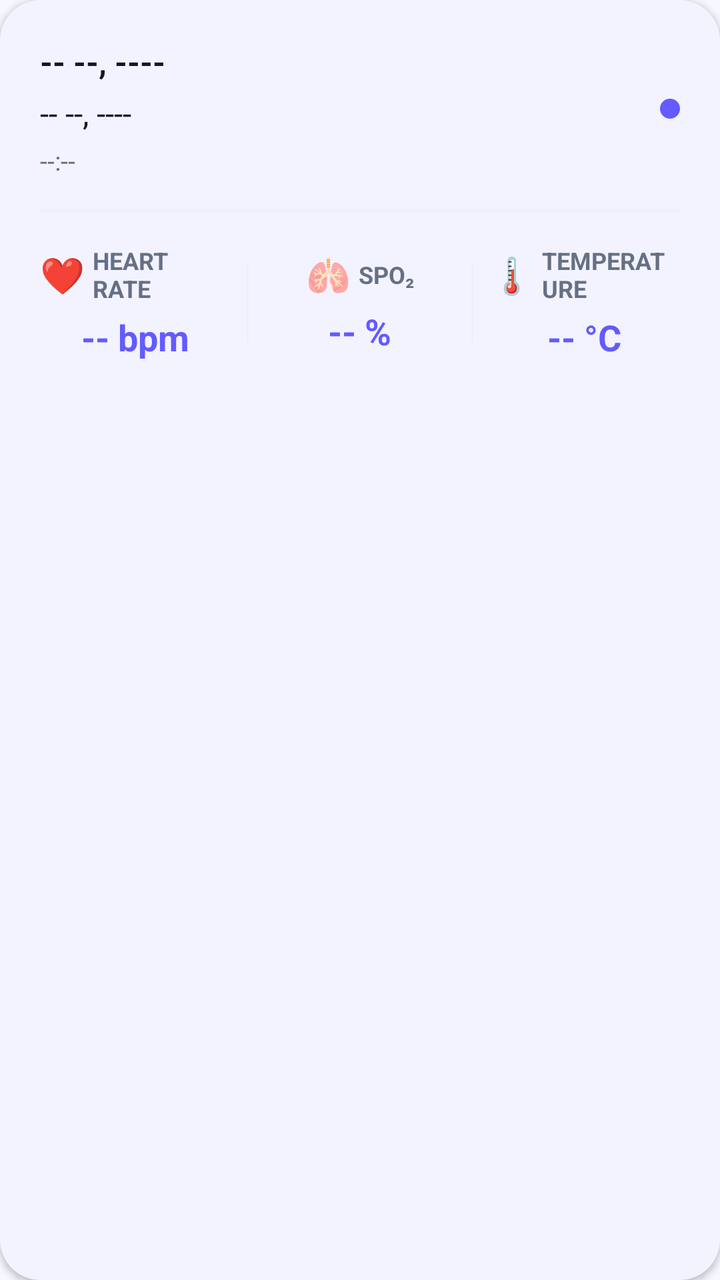
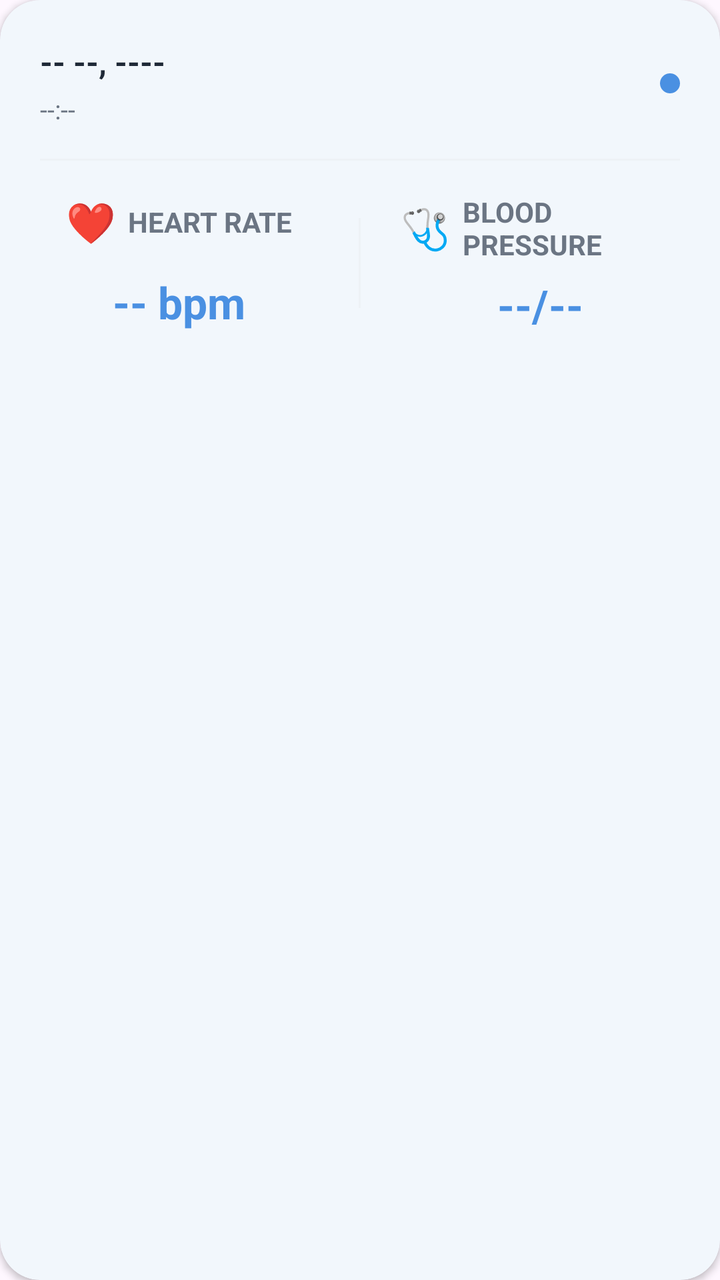

Two renders of the same Android screen: before a commit and after it. Below are the layout's source before the change and the commit's diff.
<!-- AndroidManifest.xml: application theme Theme.SmartFitBLE -->
<!-- res/layout/item_history_card.xml -->
<?xml version="1.0" encoding="utf-8"?>
<com.google.android.material.card.MaterialCardView
    xmlns:android="http://schemas.android.com/apk/res/android"
    xmlns:app="http://schemas.android.com/apk/res-auto"
    android:layout_width="match_parent"
    android:layout_height="wrap_content"
    android:layout_marginHorizontal="4dp"
    android:layout_marginTop="10dp"
    android:layout_marginBottom="4dp"
    app:cardCornerRadius="20dp"
    app:cardElevation="2dp"
    app:strokeWidth="0dp"
    app:cardBackgroundColor="@color/smartfit_card"
    android:foreground="?attr/selectableItemBackground"
    android:clickable="true"
    android:focusable="true">

    <LinearLayout
        android:orientation="vertical"
        android:padding="20dp"
        android:layout_width="match_parent"
        android:layout_height="wrap_content">


        <LinearLayout
            android:layout_width="match_parent"
            android:layout_height="wrap_content"
            android:orientation="horizontal"
            android:gravity="center_vertical"
            android:layout_marginBottom="16dp">

            <LinearLayout
                android:layout_width="0dp"
                android:layout_height="wrap_content"
                android:layout_weight="1"
                android:orientation="vertical">

                <TextView
                    android:id="@+id/tvPatient"
                    android:layout_width="wrap_content"
                    android:layout_height="wrap_content"
                    android:text="@string/double_dash"
                    android:textColor="@color/smartfit_text_primary"
                    android:textSize="16sp"
                    android:textStyle="bold" />

                <TextView
                    android:id="@+id/tvDate"
                    android:layout_width="wrap_content"
                    android:layout_height="wrap_content"
                    android:text="@string/double_dash"
                    android:textColor="@color/smartfit_text_primary"
                    android:textSize="16sp"
                    android:textStyle="normal"
                    android:layout_marginTop="4dp" />

                <TextView
                    android:id="@+id/tvTime"
                    android:layout_width="wrap_content"
                    android:layout_height="wrap_content"
                    android:layout_marginTop="4dp"
                    android:text="@string/dashing_dash"
                    android:textColor="@color/smartfit_text_secondary"
                    android:textSize="13sp" />
            </LinearLayout>

            
            <View
                android:layout_width="10dp"
                android:layout_height="10dp"
                android:background="@drawable/bg_status_indicator" />
        </LinearLayout>

        
        <View
            android:layout_width="match_parent"
            android:layout_height="1dp"
            android:background="@color/smartfit_divider"
            android:alpha="0.3"
            android:layout_marginBottom="16dp" />

        
        <LinearLayout
            android:layout_width="match_parent"
            android:layout_height="wrap_content"
            android:orientation="horizontal"
            android:gravity="center"
            android:weightSum="3">

            
            <LinearLayout
                android:layout_width="0dp"
                android:layout_height="wrap_content"
                android:layout_weight="1"
                android:gravity="center"
                android:orientation="vertical">

                <LinearLayout
                    android:orientation="horizontal"
                    android:gravity="center"
                    android:layout_width="wrap_content"
                    android:layout_height="wrap_content">

                    <TextView
                        android:layout_width="wrap_content"
                        android:layout_height="wrap_content"
                        android:text="@string/heart_icon"
                        android:textSize="18sp"
                        android:layout_marginEnd="4dp" />

                    <TextView
                        android:layout_width="wrap_content"
                        android:layout_height="wrap_content"
                        android:text="@string/heart_rate"
                        android:textColor="@color/smartfit_text_secondary"
                        android:textSize="12sp"
                        android:textStyle="bold"
                        android:textAllCaps="true" />
                </LinearLayout>

                <TextView
                    android:id="@+id/tvHR"
                    android:layout_width="wrap_content"
                    android:layout_height="wrap_content"
                    android:text="@string/bpm_dash"
                    android:textSize="18sp"
                    android:textStyle="bold"
                    android:textColor="@color/smartfit_primary"
                    android:layout_marginTop="4dp" />

            </LinearLayout>

            <View
                android:layout_width="1dp"
                android:layout_height="40dp"
                android:background="@color/smartfit_divider"
                android:alpha="0.3"
                android:layout_marginHorizontal="8dp" />

            
            <LinearLayout
                android:layout_width="0dp"
                android:layout_height="wrap_content"
                android:layout_weight="1"
                android:gravity="center"
                android:orientation="vertical">

                <LinearLayout
                    android:orientation="horizontal"
                    android:gravity="center"
                    android:layout_width="wrap_content"
                    android:layout_height="wrap_content">

                    <TextView
                        android:layout_width="wrap_content"
                        android:layout_height="wrap_content"
                        android:text="@string/spo2_icon"
                        android:textSize="18sp"
                        android:layout_marginEnd="4dp" />

                    <TextView
                        android:layout_width="wrap_content"
                        android:layout_height="wrap_content"
                        android:text="@string/spo2"
                        android:textColor="@color/smartfit_text_secondary"
                        android:textSize="12sp"
                        android:textStyle="bold"
                        android:textAllCaps="true" />
                </LinearLayout>

                <TextView
                    android:id="@+id/tvSpo2"
                    android:layout_width="wrap_content"
                    android:layout_height="wrap_content"
                    android:text="@string/spo2_placeholder"
                    android:textSize="18sp"
                    android:textStyle="bold"
                    android:textColor="@color/smartfit_primary"
                    android:layout_marginTop="4dp" />
            </LinearLayout>

            <View
                android:layout_width="1dp"
                android:layout_height="40dp"
                android:background="@color/smartfit_divider"
                android:alpha="0.3"
                android:layout_marginHorizontal="8dp" />

            
            <LinearLayout
                android:layout_width="0dp"
                android:layout_height="wrap_content"
                android:layout_weight="1"
                android:gravity="center"
                android:orientation="vertical">

                <LinearLayout
                    android:orientation="horizontal"
                    android:gravity="center"
                    android:layout_width="wrap_content"
                    android:layout_height="wrap_content">

                    <TextView
                        android:layout_width="wrap_content"
                        android:layout_height="wrap_content"
                        android:text="@string/temperature_icon"
                        android:textSize="18sp"
                        android:layout_marginEnd="4dp" />

                    <TextView
                        android:layout_width="wrap_content"
                        android:layout_height="wrap_content"
                        android:text="@string/temperature"
                        android:textColor="@color/smartfit_text_secondary"
                        android:textSize="12sp"
                        android:textStyle="bold"
                        android:textAllCaps="true" />
                </LinearLayout>

                <TextView
                    android:id="@+id/tvTemperature"
                    android:layout_width="wrap_content"
                    android:layout_height="wrap_content"
                    android:text="@string/temperature_placeholder"
                    android:textSize="18sp"
                    android:textStyle="bold"
                    android:textColor="@color/smartfit_primary"
                    android:layout_marginTop="4dp" />
            </LinearLayout>

        </LinearLayout>

    </LinearLayout>

</com.google.android.material.card.MaterialCardView>
<!-- resources referenced by this layout -->
<resources>
  <color name="smartfit_card">#FFFFFF</color>
  <color name="smartfit_divider">#E5E7EB</color>
  <color name="smartfit_primary">#635BFF</color>
  <color name="smartfit_text_primary">#101828</color>
  <color name="smartfit_text_secondary">#667085</color>
  <!-- drawable bg_status_indicator (drawable) -->
  <?xml version="1.0" encoding="utf-8"?>
  <shape xmlns:android="http://schemas.android.com/apk/res/android"
      android:shape="oval">
      <solid android:color="@color/smartfit_primary" />
      <size
          android:width="8dp"
          android:height="8dp" />
  </shape>
  <string name="bpm_dash">-- bpm</string>
  <string name="dashing_dash">--:--</string>
  <string name="double_dash">-- --, ----</string>
  <string name="heart_icon">❤</string>
  <string name="heart_rate">Heart rate</string>
  <string name="spo2">SpO₂</string>
  <string name="spo2_icon">🫁</string>
  <string name="spo2_placeholder">-- %</string>
  <string name="temperature">Temperature</string>
  <string name="temperature_icon">🌡</string>
  <string name="temperature_placeholder">-- °C</string>
  <style name="Theme.SmartFitBLE" parent="Theme.Material3.DayNight.NoActionBar">
          <item name="android:statusBarColor">@android:color/transparent</item>
          <item name="android:windowLightStatusBar">true</item>
          <item name="colorPrimary">@color/smartfit_primary</item>
          <item name="colorPrimaryContainer">@color/smartfit_card</item>
          <item name="colorSecondary">@color/smartfit_primary</item>
          <item name="colorSecondaryContainer">@color/smartfit_gradient_start</item>
          <item name="colorSurface">@color/smartfit_card</item>
          <item name="android:colorBackground">@color/smartfit_background</item>
          <item name="android:navigationBarColor">@color/smartfit_card</item>
  
          <item name="colorControlActivated">#1A3B82F6</item>
          <item name="colorControlNormal">@color/smartfit_text_secondary</item>
  
          
          <item name="textInputStyle">@style/Widget.Material3.TextInputLayout.OutlinedBox</item>
          <item name="editTextStyle">@style/Widget.Material3.TextInputEditText.OutlinedBox</item>
          <item name="materialThemeOverlay">@style/ThemeOverlay.Material3</item>
      </style>
  <color name="smartfit_gradient_start">#635BFF</color>
  <color name="smartfit_background">#F6F7FF</color>
</resources>

<!-- the commit's change to res/layout/item_history_card.xml (unified diff, before → after) -->
@@ -36,23 +36,13 @@
                 android:orientation="vertical">
 
                 <TextView
-                    android:id="@+id/tvPatient"
+                    android:id="@+id/tvDate"
                     android:layout_width="wrap_content"
                     android:layout_height="wrap_content"
                     android:text="@string/double_dash"
                     android:textColor="@color/smartfit_text_primary"
                     android:textSize="16sp"
                     android:textStyle="bold" />
-
-                <TextView
-                    android:id="@+id/tvDate"
-                    android:layout_width="wrap_content"
-                    android:layout_height="wrap_content"
-                    android:text="@string/double_dash"
-                    android:textColor="@color/smartfit_text_primary"
-                    android:textSize="16sp"
-                    android:textStyle="normal"
-                    android:layout_marginTop="4dp" />
 
                 <TextView
                     android:id="@+id/tvTime"
@@ -85,7 +75,7 @@
             android:layout_height="wrap_content"
             android:orientation="horizontal"
             android:gravity="center"
-            android:weightSum="3">
+            android:weightSum="2">
 
             
             <LinearLayout
@@ -95,6 +85,7 @@
                 android:gravity="center"
                 android:orientation="vertical">
 
+                
                 <LinearLayout
                     android:orientation="horizontal"
                     android:gravity="center"
@@ -105,37 +96,41 @@
                         android:layout_width="wrap_content"
                         android:layout_height="wrap_content"
                         android:text="@string/heart_icon"
-                        android:textSize="18sp"
-                        android:layout_marginEnd="4dp" />
+                        android:textSize="20sp"
+                        android:layout_marginEnd="6dp" />
 
                     <TextView
                         android:layout_width="wrap_content"
                         android:layout_height="wrap_content"
                         android:text="@string/heart_rate"
                         android:textColor="@color/smartfit_text_secondary"
-                        android:textSize="12sp"
+                        android:textSize="14sp"
                         android:textStyle="bold"
                         android:textAllCaps="true" />
                 </LinearLayout>
 
+
+                
                 <TextView
                     android:id="@+id/tvHR"
                     android:layout_width="wrap_content"
                     android:layout_height="wrap_content"
                     android:text="@string/bpm_dash"
-                    android:textSize="18sp"
+                    android:textSize="22sp"
                     android:textStyle="bold"
                     android:textColor="@color/smartfit_primary"
-                    android:layout_marginTop="4dp" />
+                    android:layout_marginTop="6dp"
+                    android:paddingTop="6dp" />
 
             </LinearLayout>
 
+            
             <View
                 android:layout_width="1dp"
-                android:layout_height="40dp"
+                android:layout_height="45dp"
                 android:background="@color/smartfit_divider"
                 android:alpha="0.3"
-                android:layout_marginHorizontal="8dp" />
+                android:layout_marginHorizontal="20dp" />
 
             
             <LinearLayout
@@ -145,6 +140,7 @@
                 android:gravity="center"
                 android:orientation="vertical">
 
+                
                 <LinearLayout
                     android:orientation="horizontal"
                     android:gravity="center"
@@ -154,78 +150,30 @@
                     <TextView
                         android:layout_width="wrap_content"
                         android:layout_height="wrap_content"
-                        android:text="@string/spo2_icon"
-                        android:textSize="18sp"
-                        android:layout_marginEnd="4dp" />
+                        android:text="@string/bp_dash"
+                        android:textSize="20sp"
+                        android:layout_marginEnd="6dp" />
 
                     <TextView
                         android:layout_width="wrap_content"
                         android:layout_height="wrap_content"
-                        android:text="@string/spo2"
+                        android:text="@string/blood_pressure"
                         android:textColor="@color/smartfit_text_secondary"
-                        android:textSize="12sp"
+                        android:textSize="14sp"
                         android:textStyle="bold"
                         android:textAllCaps="true" />
                 </LinearLayout>
 
+                
                 <TextView
-                    android:id="@+id/tvSpo2"
+                    android:id="@+id/tvBP"
                     android:layout_width="wrap_content"
                     android:layout_height="wrap_content"
-                    android:text="@string/spo2_placeholder"
-                    android:textSize="18sp"
+                    android:text="@string/dash_dash"
+                    android:textSize="22sp"
                     android:textStyle="bold"
                     android:textColor="@color/smartfit_primary"
-                    android:layout_marginTop="4dp" />
-            </LinearLayout>
-
-            <View
-                android:layout_width="1dp"
-                android:layout_height="40dp"
-                android:background="@color/smartfit_divider"
-                android:alpha="0.3"
-                android:layout_marginHorizontal="8dp" />
-
-            
-            <LinearLayout
-                android:layout_width="0dp"
-                android:layout_height="wrap_content"
-                android:layout_weight="1"
-                android:gravity="center"
-                android:orientation="vertical">
-
-                <LinearLayout
-                    android:orientation="horizontal"
-                    android:gravity="center"
-                    android:layout_width="wrap_content"
-                    android:layout_height="wrap_content">
-
-                    <TextView
-                        android:layout_width="wrap_content"
-                        android:layout_height="wrap_content"
-                        android:text="@string/temperature_icon"
-                        android:textSize="18sp"
-                        android:layout_marginEnd="4dp" />
-
-                    <TextView
-                        android:layout_width="wrap_content"
-                        android:layout_height="wrap_content"
-                        android:text="@string/temperature"
-                        android:textColor="@color/smartfit_text_secondary"
-                        android:textSize="12sp"
-                        android:textStyle="bold"
-                        android:textAllCaps="true" />
-                </LinearLayout>
-
-                <TextView
-                    android:id="@+id/tvTemperature"
-                    android:layout_width="wrap_content"
-                    android:layout_height="wrap_content"
-                    android:text="@string/temperature_placeholder"
-                    android:textSize="18sp"
-                    android:textStyle="bold"
-                    android:textColor="@color/smartfit_primary"
-                    android:layout_marginTop="4dp" />
+                    android:layout_marginTop="6dp" />
             </LinearLayout>
 
         </LinearLayout>
<!-- resource entries referenced after the edit -->
@@ -2,9 +2,9 @@
 <resources>
   <color name="smartfit_card">#FFFFFF</color>
   <color name="smartfit_divider">#E5E7EB</color>
-  <color name="smartfit_primary">#635BFF</color>
-  <color name="smartfit_text_primary">#101828</color>
-  <color name="smartfit_text_secondary">#667085</color>
+  <color name="smartfit_primary">#4A90E2</color>
+  <color name="smartfit_text_primary">#1F2937</color>
+  <color name="smartfit_text_secondary">#6B7583</color>
   <!-- drawable bg_status_indicator (drawable) -->
   <?xml version="1.0" encoding="utf-8"?>
   <shape xmlns:android="http://schemas.android.com/apk/res/android"
@@ -14,17 +14,14 @@
           android:width="8dp"
           android:height="8dp" />
   </shape>
+  <string name="blood_pressure">Blood pressure</string>
+  <string name="bp_dash">🩺</string>
   <string name="bpm_dash">-- bpm</string>
+  <string name="dash_dash">--/--</string>
   <string name="dashing_dash">--:--</string>
   <string name="double_dash">-- --, ----</string>
   <string name="heart_icon">❤</string>
   <string name="heart_rate">Heart rate</string>
-  <string name="spo2">SpO₂</string>
-  <string name="spo2_icon">🫁</string>
-  <string name="spo2_placeholder">-- %</string>
-  <string name="temperature">Temperature</string>
-  <string name="temperature_icon">🌡</string>
-  <string name="temperature_placeholder">-- °C</string>
   <style name="Theme.SmartFitBLE" parent="Theme.Material3.DayNight.NoActionBar">
           <item name="android:statusBarColor">@android:color/transparent</item>
           <item name="android:windowLightStatusBar">true</item>
@@ -33,7 +30,6 @@
           <item name="colorSecondary">@color/smartfit_primary</item>
           <item name="colorSecondaryContainer">@color/smartfit_gradient_start</item>
           <item name="colorSurface">@color/smartfit_card</item>
-          <item name="android:colorBackground">@color/smartfit_background</item>
           <item name="android:navigationBarColor">@color/smartfit_card</item>
   
           <item name="colorControlActivated">#1A3B82F6</item>
@@ -44,7 +40,6 @@
           <item name="editTextStyle">@style/Widget.Material3.TextInputEditText.OutlinedBox</item>
           <item name="materialThemeOverlay">@style/ThemeOverlay.Material3</item>
       </style>
-  <color name="smartfit_gradient_start">#635BFF</color>
-  <color name="smartfit_background">#F6F7FF</color>
+  <color name="smartfit_gradient_start">#4A90E2</color>
 </resources>
 
